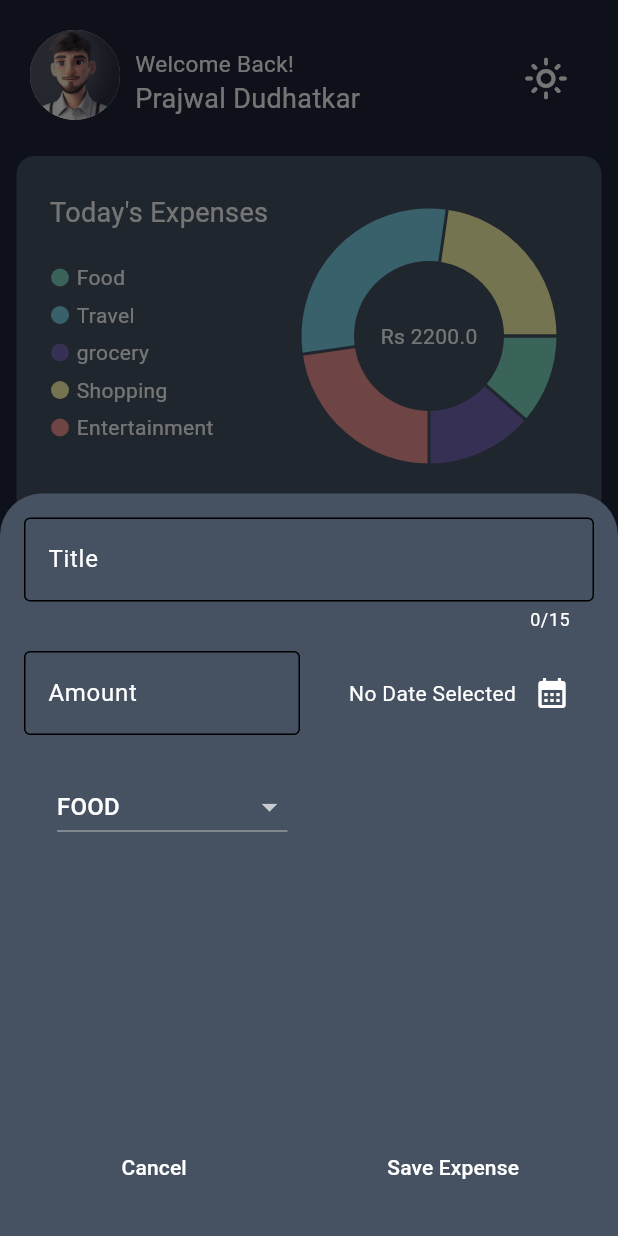
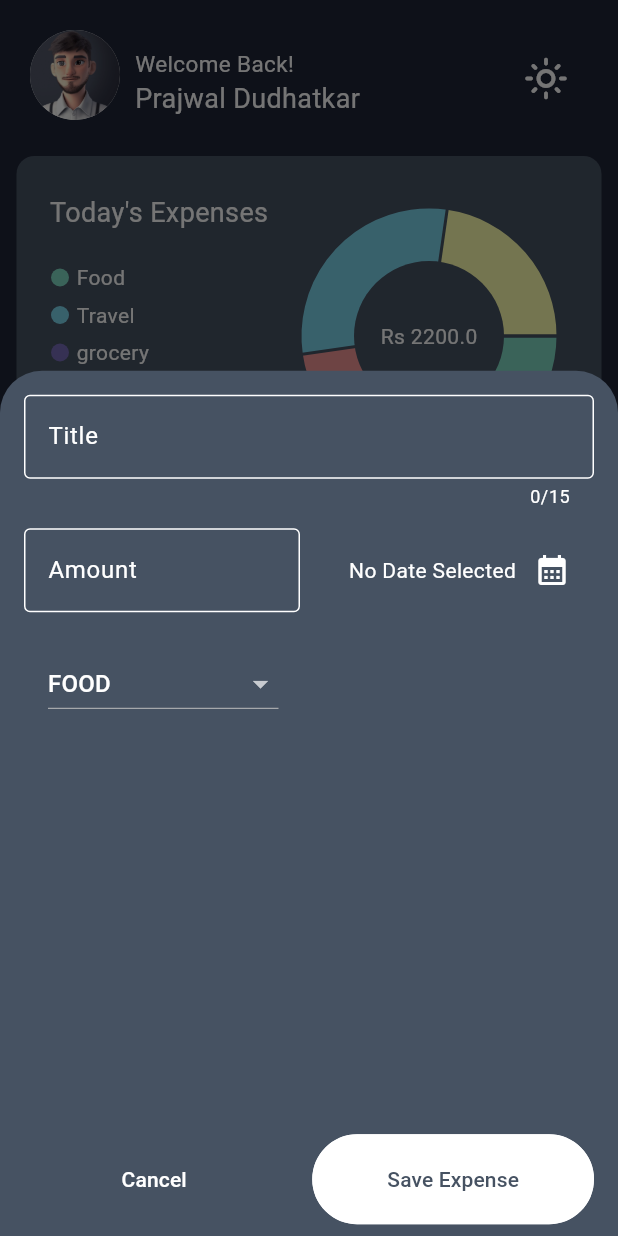
Before and after one commit to prajwalx7/expense_tracker, a Flutter app: the screen it shows after launch, after a tap on the "add" icon, on a phone screen of 412 x 824 dp. Run offline on Flutter 3.47's test engine with Material 3 defaults, Android fonts, the phone set to English and light mode, and no system bars; drawn by our look-alikes of fl_chart; missing offline and left inert: fading_edge_scrollview.

Commit message:
fixed bottom sheet

```diff
--- a/lib/screens/expenses.dart
+++ b/lib/screens/expenses.dart
@@ -53,12 +53,15 @@ class _ExpensesState extends State<Expenses> {
     showModalBottomSheet(
       backgroundColor: Theme.of(context).colorScheme.onBackground,
       isScrollControlled: true,
+      enableDrag: true,
       context: context,
       builder: (ctx) => SingleChildScrollView(
         child: Container(
           padding: EdgeInsets.only(
             bottom: MediaQuery.of(context).viewInsets.bottom,
           ),
+          height: MediaQuery.of(context).size.height *
+              0.7,
           child: NewExpense(
             onAddExpense: _addExpense,
           ),
--- a/lib/theme/theme.dart
+++ b/lib/theme/theme.dart
@@ -7,6 +7,8 @@ ThemeData lightMode = ThemeData(
     onBackground: Color(0xffEEEDEB),
     primary: Colors.black,
     onPrimary: Color(0xffEEEDEB),
+        onSecondary: Colors.black,
+
   ),
 );
 
@@ -17,5 +19,6 @@ ThemeData darkMode = ThemeData(
     onBackground: Color(0xff465262),
     primary: Colors.white,
     onPrimary: Color(0xff465262),
+    onSecondary: Colors.white,
   ),
 );
--- a/lib/widgets/new_expense.dart
+++ b/lib/widgets/new_expense.dart
@@ -75,22 +75,29 @@ class _NewExpenseState extends State<NewExpense> {
 
   @override
   Widget build(BuildContext context) {
-    return Padding(
+    return ListView(
+      shrinkWrap: true,
+      padding:
+          EdgeInsets.only(bottom: MediaQuery.of(context).viewInsets.bottom),
+      children: [
+        Padding(
           padding: const EdgeInsets.all(16),
           child: Column(
             children: [
               TextField(
                 controller: _titleController,
                 maxLength: 15,
-            decoration: const InputDecoration(
-              label: Text(
+                decoration: InputDecoration(
+                  label: const Text(
                     'Title',
                   ),
                   focusedBorder: OutlineInputBorder(
-                borderSide: BorderSide(),
+                    borderSide: BorderSide(
+                        color: Theme.of(context).colorScheme.onSecondary),
                   ),
                   enabledBorder: OutlineInputBorder(
-                borderSide: BorderSide(),
+                    borderSide: BorderSide(
+                        color: Theme.of(context).colorScheme.onSecondary),
                   ),
                 ),
               ),
@@ -106,17 +113,19 @@ class _NewExpenseState extends State<NewExpense> {
                     child: TextField(
                       controller: _amountController,
                       keyboardType: TextInputType.number,
-                  decoration: const InputDecoration(
-                    label: Text(
+                      decoration: InputDecoration(
+                        label: const Text(
                           'Amount',
                         ),
                         prefixText: "Rs ",
-                    prefixStyle: TextStyle(),
+                        prefixStyle: const TextStyle(),
                         focusedBorder: OutlineInputBorder(
-                      borderSide: BorderSide(),
+                          borderSide: BorderSide(
+                              color: Theme.of(context).colorScheme.onSecondary),
                         ),
                         enabledBorder: OutlineInputBorder(
-                      borderSide: BorderSide(),
+                          borderSide: BorderSide(
+                              color: Theme.of(context).colorScheme.onSecondary),
                         ),
                       ),
                     ),
@@ -126,8 +135,8 @@ class _NewExpenseState extends State<NewExpense> {
                   ),
                   Expanded(
                     child: Container(
-                  padding:
-                      const EdgeInsets.symmetric(horizontal: 4, vertical: 7),
+                      padding: const EdgeInsets.symmetric(
+                          horizontal: 4, vertical: 7),
                       decoration: BoxDecoration(
                         borderRadius: BorderRadius.circular(4),
                       ),
@@ -137,7 +146,8 @@ class _NewExpenseState extends State<NewExpense> {
                           Text(
                             _selectedDate == null
                                 ? "No Date Selected"
-                            : DateFormat('MMM dd, yyyy').format(_selectedDate!),
+                                : DateFormat('MMM dd, yyyy')
+                                    .format(_selectedDate!),
                           ),
                           IconButton(
                             onPressed: _currentDatePicker,
@@ -160,10 +170,12 @@ class _NewExpenseState extends State<NewExpense> {
                 children: [
                   Container(
                     padding:
-                    const EdgeInsets.symmetric(horizontal: 22, vertical: 6),
-                decoration:
-                    BoxDecoration(borderRadius: BorderRadius.circular(4)),
+                        const EdgeInsets.symmetric(horizontal: 16, vertical: 6),
+                    decoration: BoxDecoration(
+                      borderRadius: BorderRadius.circular(4),
+                    ),
                     child: DropdownButton(
+                      dropdownColor: Theme.of(context).colorScheme.onPrimary,
                       value: _selectedCategory,
                       items: Category.values
                           .map(
@@ -189,12 +201,14 @@ class _NewExpenseState extends State<NewExpense> {
                     ),
                   ),
                   const SizedBox(
-                height: 180,
+                    height: 270,
                   ),
+
+                  // buttons
                   Row(
                     mainAxisAlignment: MainAxisAlignment.spaceBetween,
                     children: [
-                  OutlinedButton(
+                      TextButton(
                         style: OutlinedButton.styleFrom(
                           padding: const EdgeInsets.symmetric(
                               horizontal: 65, vertical: 20),
@@ -208,14 +222,20 @@ class _NewExpenseState extends State<NewExpense> {
                       ),
                       OutlinedButton(
                         style: OutlinedButton.styleFrom(
+                          backgroundColor:
+                              Theme.of(context).colorScheme.onSecondary,
+                          side: BorderSide(
+                              color: Theme.of(context).colorScheme.onSecondary),
                           padding: const EdgeInsets.symmetric(
                               horizontal: 50, vertical: 20),
                         ),
                         onPressed: () {
                           _submitExpenseData();
                         },
-                    child: const Text(
+                        child: Text(
                           'Save Expense',
+                          style: TextStyle(
+                              color: Theme.of(context).colorScheme.onPrimary),
                         ),
                       ),
                     ],
@@ -224,6 +244,8 @@ class _NewExpenseState extends State<NewExpense> {
               )
             ],
           ),
+        ),
+      ],
     );
   }
 }
```
Lines whose indentation alone changed are shown as unchanged.
